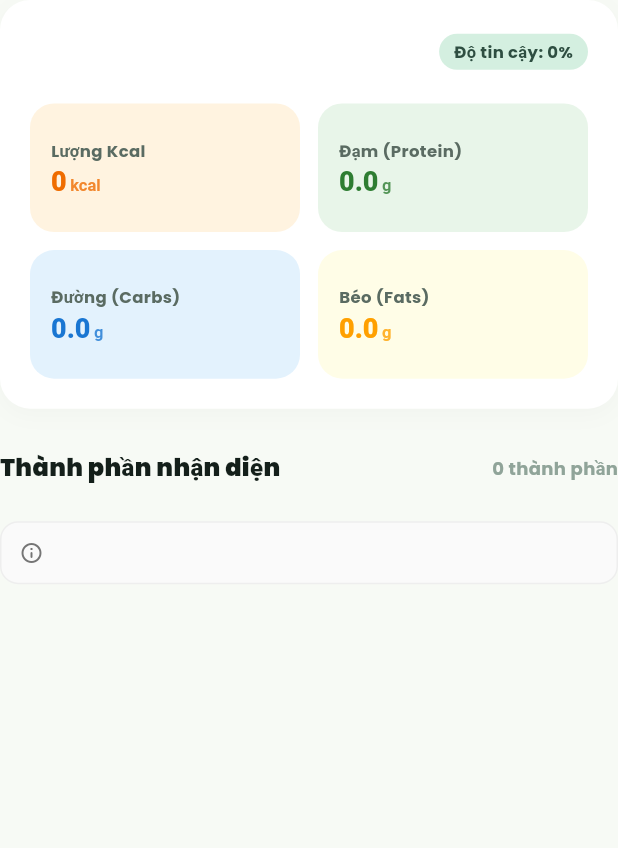
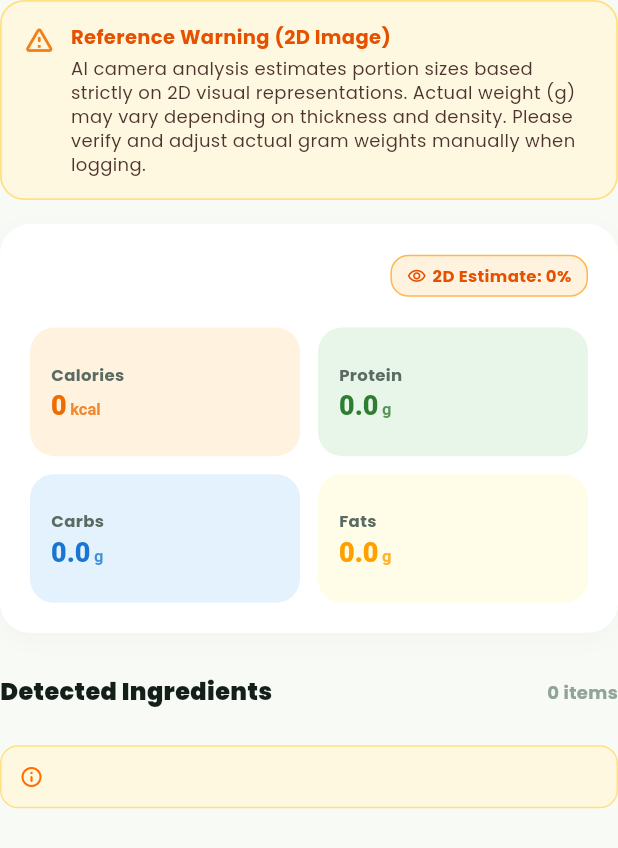
Before and after one commit to longntce182041/Wealthy-Eater-app, a Flutter app: the _ResultDashboard widget shown alone on an empty page, opened directly with empty values, on a phone screen of 412 x 824 dp. Shown: the top 848 px of the screen. Run offline on Flutter 3.47's test engine with Material 3 defaults, Android fonts, the phone set to English and light mode, and no system bars; our stand-ins replace cached_network_image, cross_file, dio, file_picker, fl_chart, flutter_local_notifications and 9 more; missing offline and left inert: google_sign_in_platform_interface, google_sign_in_web; accounts and stored records are empty; network calls fail.

Commit message:
feat: adjust 2D camera meal scan confidence scoring, 2s n8n timeout, and add reference warning in English

```diff
--- a/wealthy_eater_mobile/lib/presentation/screens/meal_image_scan_screen.dart
+++ b/wealthy_eater_mobile/lib/presentation/screens/meal_image_scan_screen.dart
@@ -390,10 +390,59 @@ class _ResultDashboard extends StatelessWidget {
 
   @override
   Widget build(BuildContext context) {
+    final double confidencePct = (result.confidence * 100);
+
     return Column(
       crossAxisAlignment: CrossAxisAlignment.start,
       children: [
-        // ── Main Card: Meal name & Confidence ──
+        // ── 2D Visual Reference Warning Card ──
+        Container(
+          width: double.infinity,
+          margin: const EdgeInsets.only(bottom: 16),
+          padding: const EdgeInsets.all(14),
+          decoration: BoxDecoration(
+            color: const Color(0xFFFFF8E1), // Light amber background
+            borderRadius: BorderRadius.circular(16),
+            border: Border.all(color: const Color(0xFFFFE082), width: 1.2),
+          ),
+          child: Row(
+            crossAxisAlignment: CrossAxisAlignment.start,
+            children: [
+              const Icon(
+                Icons.warning_amber_rounded,
+                color: Color(0xFFF57F17),
+                size: 22,
+              ),
+              const SizedBox(width: 10),
+              Expanded(
+                child: Column(
+                  crossAxisAlignment: CrossAxisAlignment.start,
+                  children: const [
+                    Text(
+                      'Reference Warning (2D Image)',
+                      style: TextStyle(
+                        fontSize: 13,
+                        fontWeight: FontWeight.bold,
+                        color: Color(0xFFE65100),
+                      ),
+                    ),
+                    SizedBox(height: 4),
+                    Text(
+                      'AI camera analysis estimates portion sizes based strictly on 2D visual representations. Actual weight (g) may vary depending on thickness and density. Please verify and adjust actual gram weights manually when logging.',
+                      style: TextStyle(
+                        fontSize: 12,
+                        color: Color(0xFF4E342E),
+                        height: 1.35,
+                      ),
+                    ),
+                  ],
+                ),
+              ),
+            ],
+          ),
+        ),
+
+        // ── Main Card: Meal name & Strict Confidence ──
         Container(
           width: double.infinity,
           padding: const EdgeInsets.all(20),
@@ -425,18 +474,43 @@ class _ResultDashboard extends StatelessWidget {
                     ),
                   ),
                   Container(
-                    padding: const EdgeInsets.symmetric(horizontal: 10, vertical: 4),
+                    padding: const EdgeInsets.symmetric(horizontal: 10, vertical: 5),
                     decoration: BoxDecoration(
-                      color: AppColors.primaryLight,
+                      color: confidencePct >= 75
+                          ? AppColors.primaryLight
+                          : const Color(0xFFFFF3E0),
                       borderRadius: BorderRadius.circular(12),
+                      border: Border.all(
+                        color: confidencePct >= 75
+                            ? AppColors.primary.withValues(alpha: 0.3)
+                            : const Color(0xFFFFB74D),
+                        width: 1,
+                      ),
                     ),
-                    child: Text(
-                      'Độ tin cậy: ${(result.confidence * 100).toStringAsFixed(0)}%',
-                      style: const TextStyle(
-                        color: AppColors.primaryDark,
-                        fontWeight: FontWeight.bold,
-                        fontSize: 11,
-                      ),
+                    child: Row(
+                      mainAxisSize: MainAxisSize.min,
+                      children: [
+                        Icon(
+                          confidencePct >= 75
+                              ? Icons.verified_outlined
+                              : Icons.visibility_outlined,
+                          size: 13,
+                          color: confidencePct >= 75
+                              ? AppColors.primaryDark
+                              : const Color(0xFFE65100),
+                        ),
+                        const SizedBox(width: 4),
+                        Text(
+                          '2D Estimate: ${confidencePct.toStringAsFixed(0)}%',
+                          style: TextStyle(
+                            color: confidencePct >= 75
+                                ? AppColors.primaryDark
+                                : const Color(0xFFE65100),
+                            fontWeight: FontWeight.bold,
+                            fontSize: 11,
+                          ),
+                        ),
+                      ],
                     ),
                   ),
                 ],
@@ -453,28 +527,28 @@ class _ResultDashboard extends StatelessWidget {
                 childAspectRatio: 2.1,
                 children: [
                   _buildMacroTile(
-                    'Lượng Kcal',
+                    'Calories',
                     result.totals.kcal.toStringAsFixed(0),
                     'kcal',
                     const Color(0xFFFFF3E0),
                     AppColors.warning,
                   ),
                   _buildMacroTile(
-                    'Đạm (Protein)',
+                    'Protein',
                     result.totals.protein.toStringAsFixed(1),
                     'g',
                     const Color(0xFFE8F5E9),
                     AppColors.success,
                   ),
                   _buildMacroTile(
-                    'Đường (Carbs)',
+                    'Carbs',
                     result.totals.carbs.toStringAsFixed(1),
                     'g',
                     const Color(0xFFE3F2FD),
                     Colors.blue.shade700,
                   ),
                   _buildMacroTile(
-                    'Béo (Fats)',
+                    'Fats',
                     result.totals.fats.toStringAsFixed(1),
                     'g',
                     const Color(0xFFFFFDE7),
@@ -492,7 +566,7 @@ class _ResultDashboard extends StatelessWidget {
           mainAxisAlignment: MainAxisAlignment.spaceBetween,
           children: [
             const Text(
-              'Thành phần nhận diện',
+              'Detected Ingredients',
               style: TextStyle(
                 fontSize: 16,
                 fontWeight: FontWeight.w900,
@@ -500,7 +574,7 @@ class _ResultDashboard extends StatelessWidget {
               ),
             ),
             Text(
-              '${result.ingredients.length} thành phần',
+              '${result.ingredients.length} items',
               style: const TextStyle(
                 fontSize: 12,
                 color: AppColors.textTertiary,
@@ -517,22 +591,23 @@ class _ResultDashboard extends StatelessWidget {
         Container(
           padding: const EdgeInsets.all(12),
           decoration: BoxDecoration(
-            color: Colors.grey.shade50,
+            color: Colors.amber.shade50,
             borderRadius: BorderRadius.circular(12),
-            border: Border.all(color: Colors.grey.shade200),
+            border: Border.all(color: Colors.amber.shade200),
           ),
           child: Row(
             crossAxisAlignment: CrossAxisAlignment.start,
             children: [
-              Icon(Icons.info_outline_rounded, color: Colors.grey.shade600, size: 16),
+              Icon(Icons.info_outline_rounded, color: Colors.amber.shade900, size: 16),
               const SizedBox(width: 8),
               Expanded(
                 child: Text(
                   result.note,
                   style: TextStyle(
                     fontSize: 11,
-                    color: Colors.grey.shade600,
-                    height: 1.3,
+                    color: Colors.amber.shade900,
+                    fontWeight: FontWeight.w500,
+                    height: 1.35,
                   ),
                 ),
               ),
```
Also changed, not shown: wealthy_eater_mobile/lib/data/models/meal_image_scan_model.dart (+10 -3 lines), 2 other files.
